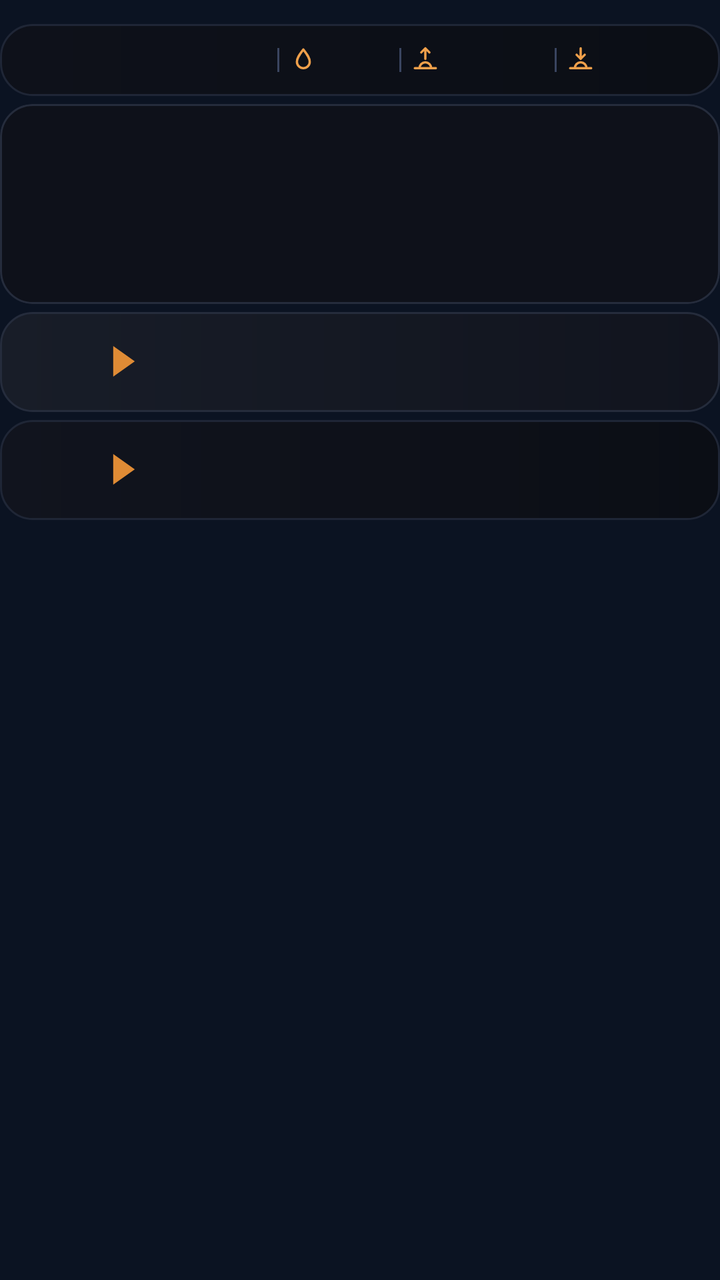
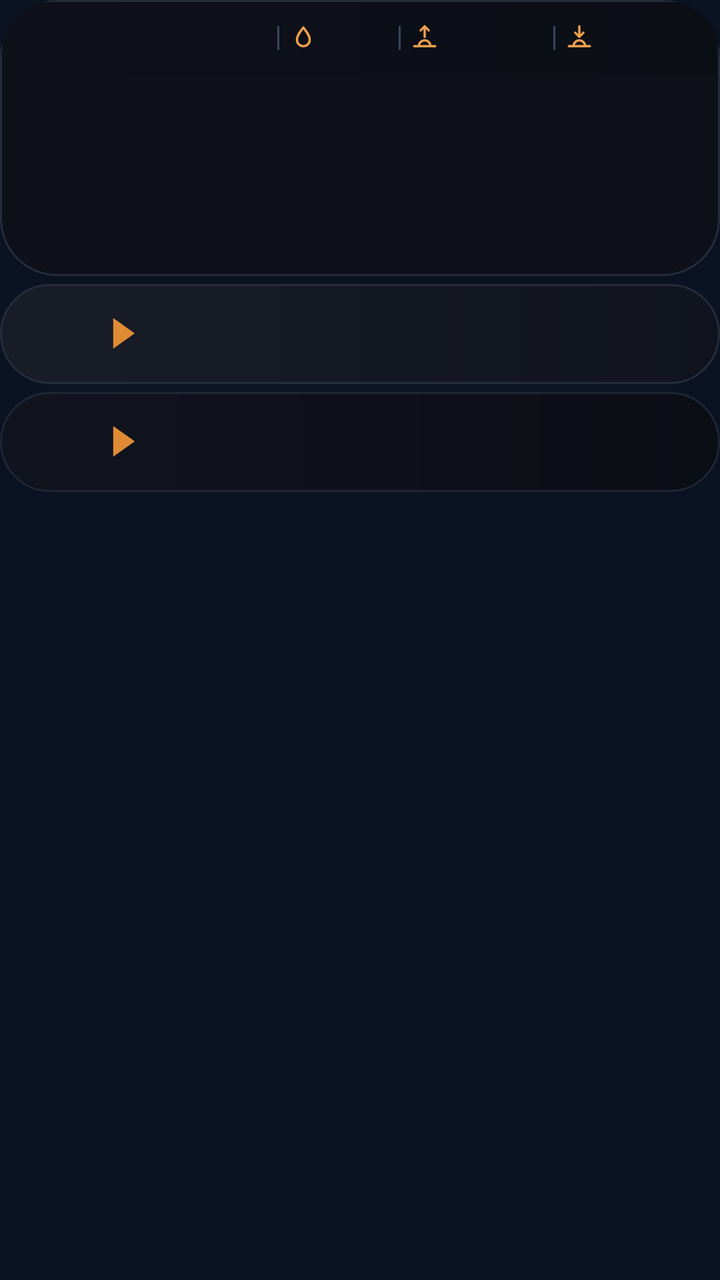

Compare the two renders of this Android layout. The source of the first and the diff that turns it into the second are given below.
<!-- AndroidManifest.xml: application theme AppTheme -->
<!-- res/layout/widget_k2.xml -->
<?xml version="1.0" encoding="utf-8"?>
<FrameLayout xmlns:android="http://schemas.android.com/apk/res/android"
    android:id="@+id/root"
    android:layout_width="match_parent"
    android:layout_height="match_parent"
    android:paddingTop="12dp"
    android:paddingBottom="12dp">

    <LinearLayout
        android:layout_width="match_parent"
        android:layout_height="wrap_content"
        android:orientation="vertical">
        <LinearLayout
            android:layout_width="match_parent"
            android:layout_height="36dp"
            android:orientation="horizontal"
            android:gravity="center"
            android:background="@drawable/cur_header"
            android:paddingStart="10dp"
            android:paddingEnd="10dp">
            <ImageView
                android:id="@+id/hdr_feels"
                android:layout_width="0dp"
                android:layout_height="18dp"
                android:layout_weight="15"
                android:scaleType="fitCenter" />
            <ImageView
                android:id="@+id/sep0"
                android:layout_width="1dp"
                android:layout_height="12dp"
                android:src="@drawable/cur_sep"
                android:layout_marginStart="5dp"
                android:layout_marginEnd="5dp"
                android:scaleType="fitXY" />
            <ImageView
                android:id="@+id/ic0"
                android:layout_width="14dp"
                android:layout_height="14dp"
                android:src="@drawable/ic_drop"
                android:scaleType="fitCenter" />
            <ImageView
                android:id="@+id/hdr_hum"
                android:layout_width="0dp"
                android:layout_height="18dp"
                android:layout_weight="4"
                android:layout_marginStart="3dp"
                android:scaleType="fitStart" />
            <ImageView
                android:id="@+id/sep1"
                android:layout_width="1dp"
                android:layout_height="12dp"
                android:src="@drawable/cur_sep"
                android:layout_marginStart="5dp"
                android:layout_marginEnd="5dp"
                android:scaleType="fitXY" />
            <ImageView
                android:id="@+id/ic1"
                android:layout_width="14dp"
                android:layout_height="14dp"
                android:src="@drawable/ic_sunrise"
                android:scaleType="fitCenter" />
            <ImageView
                android:id="@+id/hdr_rise"
                android:layout_width="0dp"
                android:layout_height="18dp"
                android:layout_weight="6"
                android:layout_marginStart="3dp"
                android:scaleType="fitStart" />
            <ImageView
                android:id="@+id/sep2"
                android:layout_width="1dp"
                android:layout_height="12dp"
                android:src="@drawable/cur_sep"
                android:layout_marginStart="5dp"
                android:layout_marginEnd="5dp"
                android:scaleType="fitXY" />
            <ImageView
                android:id="@+id/ic2"
                android:layout_width="14dp"
                android:layout_height="14dp"
                android:src="@drawable/ic_sunset"
                android:scaleType="fitCenter" />
            <ImageView
                android:id="@+id/hdr_set"
                android:layout_width="0dp"
                android:layout_height="18dp"
                android:layout_weight="6"
                android:layout_marginStart="3dp"
                android:scaleType="fitStart" />
        </LinearLayout>
        <LinearLayout
            android:layout_width="match_parent"
            android:layout_height="100dp"
            android:orientation="horizontal"
            android:layout_marginTop="4dp"
            android:background="@drawable/cur_clocks"
            android:clipToOutline="true"
            android:padding="1dp">
            <FrameLayout
                android:layout_width="0dp"
                android:layout_height="match_parent"
                android:layout_weight="1">
                <ImageView
                    android:id="@+id/clk_bg_0"
                    android:layout_width="match_parent"
                    android:layout_height="match_parent"
                    android:scaleType="fitXY" />
                <LinearLayout
                    android:layout_width="match_parent"
                    android:layout_height="match_parent"
                    android:orientation="vertical"
                    android:gravity="center"
                    android:paddingStart="2dp"
                    android:paddingEnd="2dp">
                    <ImageView
                        android:id="@+id/clk_day_0"
                        android:layout_width="match_parent"
                        android:layout_height="16dp"
                        android:scaleType="fitCenter" />
                    <ImageView
                        android:id="@+id/clk_time_0"
                        android:layout_width="match_parent"
                        android:layout_height="30dp"
                        android:scaleType="fitCenter" />
                    <ImageView
                        android:id="@+id/clk_city_0"
                        android:layout_width="match_parent"
                        android:layout_height="17dp"
                        android:scaleType="fitCenter" />
                </LinearLayout>
            </FrameLayout>
            <FrameLayout
                android:layout_width="0dp"
                android:layout_height="match_parent"
                android:layout_weight="1">
                <ImageView
                    android:id="@+id/clk_bg_1"
                    android:layout_width="match_parent"
                    android:layout_height="match_parent"
                    android:scaleType="fitXY" />
                <LinearLayout
                    android:layout_width="match_parent"
                    android:layout_height="match_parent"
                    android:orientation="vertical"
                    android:gravity="center"
                    android:paddingStart="2dp"
                    android:paddingEnd="2dp">
                    <ImageView
                        android:id="@+id/clk_day_1"
                        android:layout_width="match_parent"
                        android:layout_height="16dp"
                        android:scaleType="fitCenter" />
                    <ImageView
                        android:id="@+id/clk_time_1"
                        android:layout_width="match_parent"
                        android:layout_height="30dp"
                        android:scaleType="fitCenter" />
                    <ImageView
                        android:id="@+id/clk_city_1"
                        android:layout_width="match_parent"
                        android:layout_height="17dp"
                        android:scaleType="fitCenter" />
                </LinearLayout>
            </FrameLayout>
            <FrameLayout
                android:layout_width="0dp"
                android:layout_height="match_parent"
                android:layout_weight="1">
                <ImageView
                    android:id="@+id/clk_bg_2"
                    android:layout_width="match_parent"
                    android:layout_height="match_parent"
                    android:scaleType="fitXY" />
                <LinearLayout
                    android:layout_width="match_parent"
                    android:layout_height="match_parent"
                    android:orientation="vertical"
                    android:gravity="center"
                    android:paddingStart="2dp"
                    android:paddingEnd="2dp">
                    <ImageView
                        android:id="@+id/clk_day_2"
                        android:layout_width="match_parent"
                        android:layout_height="16dp"
                        android:scaleType="fitCenter" />
                    <ImageView
                        android:id="@+id/clk_time_2"
                        android:layout_width="match_parent"
                        android:layout_height="30dp"
                        android:scaleType="fitCenter" />
                    <ImageView
                        android:id="@+id/clk_city_2"
                        android:layout_width="match_parent"
                        android:layout_height="17dp"
                        android:scaleType="fitCenter" />
                </LinearLayout>
            </FrameLayout>
            <FrameLayout
                android:layout_width="0dp"
                android:layout_height="match_parent"
                android:layout_weight="1">
                <ImageView
                    android:id="@+id/clk_bg_3"
                    android:layout_width="match_parent"
                    android:layout_height="match_parent"
                    android:scaleType="fitXY" />
                <LinearLayout
                    android:layout_width="match_parent"
                    android:layout_height="match_parent"
                    android:orientation="vertical"
                    android:gravity="center"
                    android:paddingStart="2dp"
                    android:paddingEnd="2dp">
                    <ImageView
                        android:id="@+id/clk_day_3"
                        android:layout_width="match_parent"
                        android:layout_height="16dp"
                        android:scaleType="fitCenter" />
                    <ImageView
                        android:id="@+id/clk_time_3"
                        android:layout_width="match_parent"
                        android:layout_height="30dp"
                        android:scaleType="fitCenter" />
                    <ImageView
                        android:id="@+id/clk_city_3"
                        android:layout_width="match_parent"
                        android:layout_height="17dp"
                        android:scaleType="fitCenter" />
                </LinearLayout>
            </FrameLayout>
        </LinearLayout>
        <LinearLayout
            android:layout_width="match_parent"
            android:layout_height="50dp"
            android:orientation="horizontal"
            android:gravity="center_vertical"
            android:layout_marginTop="4dp"
            android:background="@drawable/cur_row_light"
            android:paddingStart="10dp"
            android:paddingEnd="10dp">
            <LinearLayout
                android:layout_width="wrap_content"
                android:layout_height="wrap_content"
                android:orientation="horizontal"
                android:gravity="center_vertical">
                <ImageView
                    android:id="@+id/fl_a_0"
                    android:layout_width="32dp"
                    android:layout_height="27dp"
                    android:scaleType="fitCenter" />
                <ImageView
                    android:id="@+id/code_a_0"
                    android:layout_width="wrap_content"
                    android:layout_height="22dp"
                    android:adjustViewBounds="true"
                    android:layout_marginStart="6dp"
                    android:scaleType="fitStart" />
                <ImageView
                    android:id="@+id/arrow_0"
                    android:layout_width="12dp"
                    android:layout_height="16dp"
                    android:src="@drawable/cur_arrow"
                    android:layout_marginStart="8dp"
                    android:layout_marginEnd="10dp"
                    android:scaleType="fitCenter" />
                <ImageView
                    android:id="@+id/fl_b_0"
                    android:layout_width="32dp"
                    android:layout_height="27dp"
                    android:scaleType="fitCenter" />
                <ImageView
                    android:id="@+id/code_b_0"
                    android:layout_width="wrap_content"
                    android:layout_height="22dp"
                    android:adjustViewBounds="true"
                    android:layout_marginStart="6dp"
                    android:scaleType="fitStart" />
            </LinearLayout>
            <FrameLayout
                android:layout_width="0dp"
                android:layout_height="1dp"
                android:layout_weight="1" />
            <LinearLayout
                android:layout_width="108dp"
                android:layout_height="wrap_content"
                android:orientation="vertical"
                android:layout_marginStart="6dp">
                <LinearLayout
                    android:layout_width="match_parent"
                    android:layout_height="wrap_content"
                    android:orientation="horizontal"
                    android:gravity="center_vertical">
                    <ImageView
                        android:id="@+id/mkt_lbl_0"
                        android:layout_width="40dp"
                        android:layout_height="14dp"
                        android:scaleType="fitStart" />
                    <ImageView
                        android:id="@+id/mkt_val_0"
                        android:layout_width="0dp"
                        android:layout_height="20dp"
                        android:layout_weight="1"
                        android:scaleType="fitEnd" />
                </LinearLayout>
                <LinearLayout
                    android:layout_width="match_parent"
                    android:layout_height="wrap_content"
                    android:orientation="horizontal"
                    android:gravity="center_vertical"
                    android:layout_marginTop="2dp">
                    <ImageView
                        android:id="@+id/visa_logo_0"
                        android:layout_width="40dp"
                        android:layout_height="20dp"
                        android:scaleType="fitStart" />
                    <ImageView
                        android:id="@+id/visa_val_0"
                        android:layout_width="0dp"
                        android:layout_height="17dp"
                        android:layout_weight="1"
                        android:scaleType="fitEnd" />
                </LinearLayout>
            </LinearLayout>
        </LinearLayout>
        <LinearLayout
            android:layout_width="match_parent"
            android:layout_height="50dp"
            android:orientation="horizontal"
            android:gravity="center_vertical"
            android:layout_marginTop="4dp"
            android:background="@drawable/cur_row_dark"
            android:paddingStart="10dp"
            android:paddingEnd="10dp">
            <LinearLayout
                android:layout_width="wrap_content"
                android:layout_height="wrap_content"
                android:orientation="horizontal"
                android:gravity="center_vertical">
                <ImageView
                    android:id="@+id/fl_a_1"
                    android:layout_width="32dp"
                    android:layout_height="27dp"
                    android:scaleType="fitCenter" />
                <ImageView
                    android:id="@+id/code_a_1"
                    android:layout_width="wrap_content"
                    android:layout_height="22dp"
                    android:adjustViewBounds="true"
                    android:layout_marginStart="6dp"
                    android:scaleType="fitStart" />
                <ImageView
                    android:id="@+id/arrow_1"
                    android:layout_width="12dp"
                    android:layout_height="16dp"
                    android:src="@drawable/cur_arrow"
                    android:layout_marginStart="8dp"
                    android:layout_marginEnd="10dp"
                    android:scaleType="fitCenter" />
                <ImageView
                    android:id="@+id/fl_b_1"
                    android:layout_width="32dp"
                    android:layout_height="27dp"
                    android:scaleType="fitCenter" />
                <ImageView
                    android:id="@+id/code_b_1"
                    android:layout_width="wrap_content"
                    android:layout_height="22dp"
                    android:adjustViewBounds="true"
                    android:layout_marginStart="6dp"
                    android:scaleType="fitStart" />
            </LinearLayout>
            <FrameLayout
                android:layout_width="0dp"
                android:layout_height="1dp"
                android:layout_weight="1" />
            <LinearLayout
                android:layout_width="108dp"
                android:layout_height="wrap_content"
                android:orientation="vertical"
                android:layout_marginStart="6dp">
                <LinearLayout
                    android:layout_width="match_parent"
                    android:layout_height="wrap_content"
                    android:orientation="horizontal"
                    android:gravity="center_vertical">
                    <ImageView
                        android:id="@+id/mkt_lbl_1"
                        android:layout_width="40dp"
                        android:layout_height="14dp"
                        android:scaleType="fitStart" />
                    <ImageView
                        android:id="@+id/mkt_val_1"
                        android:layout_width="0dp"
                        android:layout_height="20dp"
                        android:layout_weight="1"
                        android:scaleType="fitEnd" />
                </LinearLayout>
                <LinearLayout
                    android:layout_width="match_parent"
                    android:layout_height="wrap_content"
                    android:orientation="horizontal"
                    android:gravity="center_vertical"
                    android:layout_marginTop="2dp">
                    <ImageView
                        android:id="@+id/visa_logo_1"
                        android:layout_width="40dp"
                        android:layout_height="20dp"
                        android:scaleType="fitStart" />
                    <ImageView
                        android:id="@+id/visa_val_1"
                        android:layout_width="0dp"
                        android:layout_height="17dp"
                        android:layout_weight="1"
                        android:scaleType="fitEnd" />
                </LinearLayout>
            </LinearLayout>
        </LinearLayout>
    </LinearLayout>
</FrameLayout>
<!-- resources referenced by this layout -->
<resources>
  <!-- drawable cur_arrow (drawable) -->
  <?xml version="1.0" encoding="utf-8"?>
  <vector xmlns:android="http://schemas.android.com/apk/res/android" android:width="20dp" android:height="26dp" android:viewportWidth="20" android:viewportHeight="26">
      <path android:fillColor="#FFDF8B35" android:pathData="M1,0L1,26L19,13Z" />
  </vector>
  <!-- drawable cur_clocks (drawable) -->
  <?xml version="1.0" encoding="utf-8"?>
  <shape xmlns:android="http://schemas.android.com/apk/res/android" android:shape="rectangle">
      <gradient android:angle="0" android:startColor="#FF0E111A" android:endColor="#FF0E111A" />
      <stroke android:width="1dp" android:color="#FF252C3C" />
      <corners android:radius="@dimen/widget_radius" />
  </shape>
  <!-- drawable cur_header (drawable) -->
  <?xml version="1.0" encoding="utf-8"?>
  <shape xmlns:android="http://schemas.android.com/apk/res/android" android:shape="rectangle">
      <gradient android:angle="0" android:startColor="#FF0E111A" android:endColor="#FF0B0E15" />
      <stroke android:width="1dp" android:color="#FF1F2636" />
      <corners android:radius="@dimen/widget_radius" />
  </shape>
  <!-- drawable cur_row_dark (drawable) -->
  <?xml version="1.0" encoding="utf-8"?>
  <shape xmlns:android="http://schemas.android.com/apk/res/android" android:shape="rectangle">
      <gradient android:angle="0" android:startColor="#FF11141E" android:endColor="#FF0B0E15" />
      <stroke android:width="1dp" android:color="#FF1F2636" />
      <corners android:radius="@dimen/widget_radius" />
  </shape>
  <!-- drawable cur_row_light (drawable) -->
  <?xml version="1.0" encoding="utf-8"?>
  <shape xmlns:android="http://schemas.android.com/apk/res/android" android:shape="rectangle">
      <gradient android:angle="0" android:startColor="#FF181D28" android:endColor="#FF11141E" />
      <stroke android:width="1dp" android:color="#FF252C3C" />
      <corners android:radius="@dimen/widget_radius" />
  </shape>
  <!-- drawable cur_sep (drawable) -->
  <?xml version="1.0" encoding="utf-8"?>
  <shape xmlns:android="http://schemas.android.com/apk/res/android" android:shape="rectangle"><solid android:color="#FF3A4560" /></shape>
  <!-- drawable ic_drop (drawable) -->
  <?xml version="1.0" encoding="utf-8"?>
  <vector xmlns:android="http://schemas.android.com/apk/res/android" android:width="24dp" android:height="24dp" android:viewportWidth="24" android:viewportHeight="24">
      <path android:strokeColor="#FFF0A04B" android:strokeWidth="2" android:strokeLineJoin="round" android:fillColor="#00000000"
          android:pathData="M12,3C15,7 17.5,10 17.5,13.5A5.5,5.5 0,0 1,6.5 13.5C6.5,10 9,7 12,3Z" />
  </vector>
  <!-- drawable ic_sunset (drawable) -->
  <?xml version="1.0" encoding="utf-8"?>
  <vector xmlns:android="http://schemas.android.com/apk/res/android" android:width="24dp" android:height="24dp" android:viewportWidth="24" android:viewportHeight="24">
      <path android:strokeColor="#FFF0A04B" android:strokeWidth="2" android:strokeLineCap="round" android:strokeLineJoin="round" android:fillColor="#00000000"
          android:pathData="M3,19L21,19M7,19A5,5 0,0 1,17 19M12,2L12,11M8.5,7.5L12,11L15.5,7.5" />
  </vector>
  <style name="AppTheme" parent="@android:style/Theme.DeviceDefault.NoActionBar">
          <item name="android:colorAccent">#DF8B35</item>
          <item name="android:colorControlActivated">#DF8B35</item>
          <item name="android:windowBackground">#0B1322</item>
          <item name="android:statusBarColor">#0E111A</item>
          <item name="android:navigationBarColor">#0B1322</item>
          <item name="android:textColorHint">#718096</item>
      </style>
  <dimen name="widget_radius">16dp</dimen>
  <!-- unchanged entries left out for length: 1 -->
</resources>

<!-- the commit's change to res/layout/widget_k2.xml (unified diff, before → after) -->
@@ -3,8 +3,7 @@
     android:id="@+id/root"
     android:layout_width="match_parent"
     android:layout_height="match_parent"
-    android:paddingTop="12dp"
-    android:paddingBottom="12dp">
+    android:padding="0dp">
 
     <LinearLayout
         android:layout_width="match_parent"
@@ -12,10 +11,17 @@
         android:orientation="vertical">
         <LinearLayout
             android:layout_width="match_parent"
+            android:layout_height="wrap_content"
+            android:background="@drawable/cur_clocks"
+            android:clipToOutline="true"
+            android:orientation="vertical"
+            android:padding="1dp">
+        <LinearLayout
+            android:layout_width="match_parent"
             android:layout_height="36dp"
             android:orientation="horizontal"
             android:gravity="center"
-            android:background="@drawable/cur_header"
+            android:background="@drawable/cur_header_flat"
             android:paddingStart="10dp"
             android:paddingEnd="10dp">
             <ImageView
@@ -92,10 +98,7 @@
             android:layout_width="match_parent"
             android:layout_height="100dp"
             android:orientation="horizontal"
-            android:layout_marginTop="4dp"
-            android:background="@drawable/cur_clocks"
-            android:clipToOutline="true"
-            android:padding="1dp">
+            android:padding="0dp">
             <FrameLayout
                 android:layout_width="0dp"
                 android:layout_height="match_parent"
@@ -228,6 +231,7 @@
                         android:scaleType="fitCenter" />
                 </LinearLayout>
             </FrameLayout>
+        </LinearLayout>
         </LinearLayout>
         <LinearLayout
             android:layout_width="match_parent"
<!-- resource entries referenced after the edit -->
@@ -12,12 +12,10 @@
       <stroke android:width="1dp" android:color="#FF252C3C" />
       <corners android:radius="@dimen/widget_radius" />
   </shape>
-  <!-- drawable cur_header (drawable) -->
+  <!-- drawable cur_header_flat (drawable) -->
   <?xml version="1.0" encoding="utf-8"?>
   <shape xmlns:android="http://schemas.android.com/apk/res/android" android:shape="rectangle">
       <gradient android:angle="0" android:startColor="#FF0E111A" android:endColor="#FF0B0E15" />
-      <stroke android:width="1dp" android:color="#FF1F2636" />
-      <corners android:radius="@dimen/widget_radius" />
   </shape>
   <!-- drawable cur_row_dark (drawable) -->
   <?xml version="1.0" encoding="utf-8"?>
@@ -56,7 +54,7 @@
           <item name="android:navigationBarColor">#0B1322</item>
           <item name="android:textColorHint">#718096</item>
       </style>
-  <dimen name="widget_radius">16dp</dimen>
+  <dimen name="widget_radius">24dp</dimen>
   <!-- unchanged entries left out for length: 1 -->
 </resources>
 
